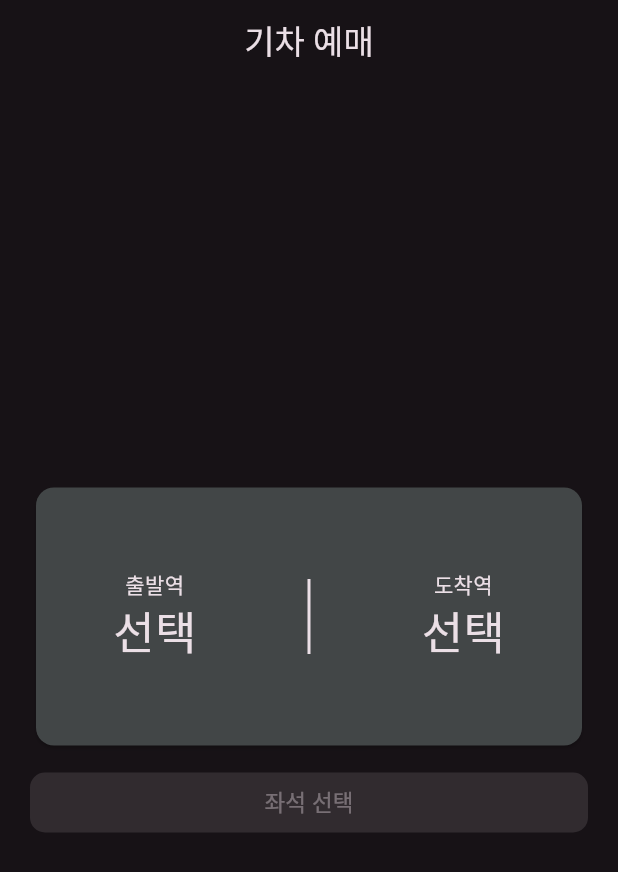
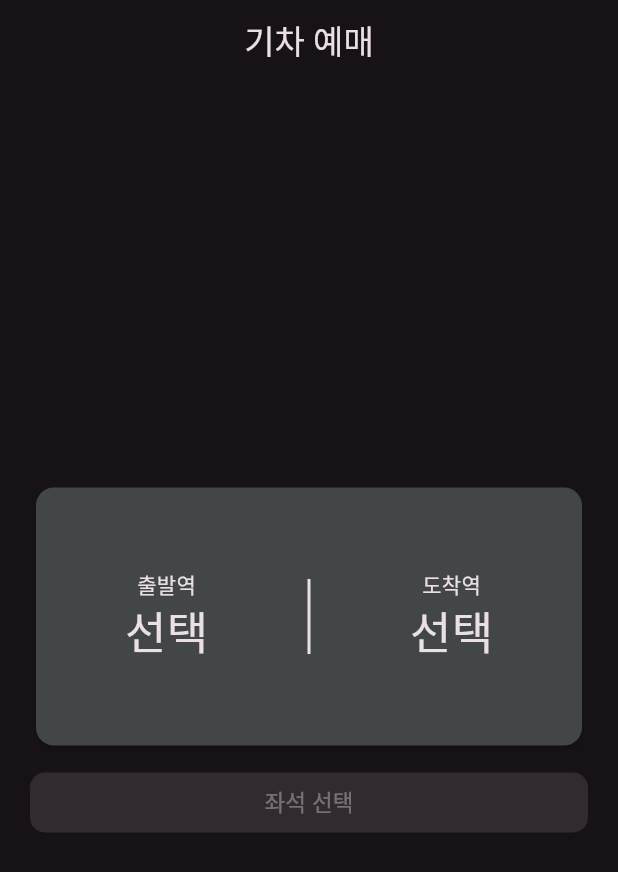
Before and after one commit to jinsung99123/flutter_train_app, a Flutter app: the screen it shows after launch, on a phone screen of 412 x 824 dp. Shown: the top 872 px of the screen. Run offline on Flutter 3.47's test engine with Material 3 defaults, Android fonts, the phone set to English and light mode, and no system bars.

Commit message:
정류장 선택시 정류장/경계선 사이 범위 팽창 오류 수정정

```diff
--- a/lib/main.dart
+++ b/lib/main.dart
@@ -61,11 +61,12 @@ class _HomePageState extends State<HomePage> {
                     mainAxisAlignment: MainAxisAlignment.center,
                     children: [
                       Row(
-                        mainAxisAlignment: MainAxisAlignment.center,
+                        mainAxisAlignment: MainAxisAlignment.spaceEvenly,
 
 
                         children: [
-                          GestureDetector(
+                          Expanded(
+                            child: GestureDetector(
                               onTap: () async {
                                 final selectStation = await Navigator.push(context,
                                 MaterialPageRoute(builder: (context)=>StationListPage(title:'출발역')));
@@ -82,14 +83,14 @@ class _HomePageState extends State<HomePage> {
                               ],
                             ),
                             ),
+                          ),
 
                           Container(
                             height: 50,
-                            width: 150,
-                            child: VerticalDivider(color: Theme.of(context).colorScheme.onBackground ,thickness: 2),
-                          ),
+                            child: VerticalDivider(color: Theme.of(context).colorScheme.onBackground ,thickness: 2)),
 
-                          GestureDetector(
+                          Expanded(
+                            child: GestureDetector(
                               onTap: () async {
                                 final selectEndStation = await Navigator.push(context,
                                 MaterialPageRoute(builder: (context)=>StationListPage(title:'도착역')));
@@ -104,6 +105,7 @@ class _HomePageState extends State<HomePage> {
                                   Text('도착역'),
                                   Text(endStation,style: TextStyle(fontSize: 30),)
                                 ],),
+                            ),
                           ),
                         ],
                       ),
```
Lines whose indentation alone changed are shown as unchanged.
